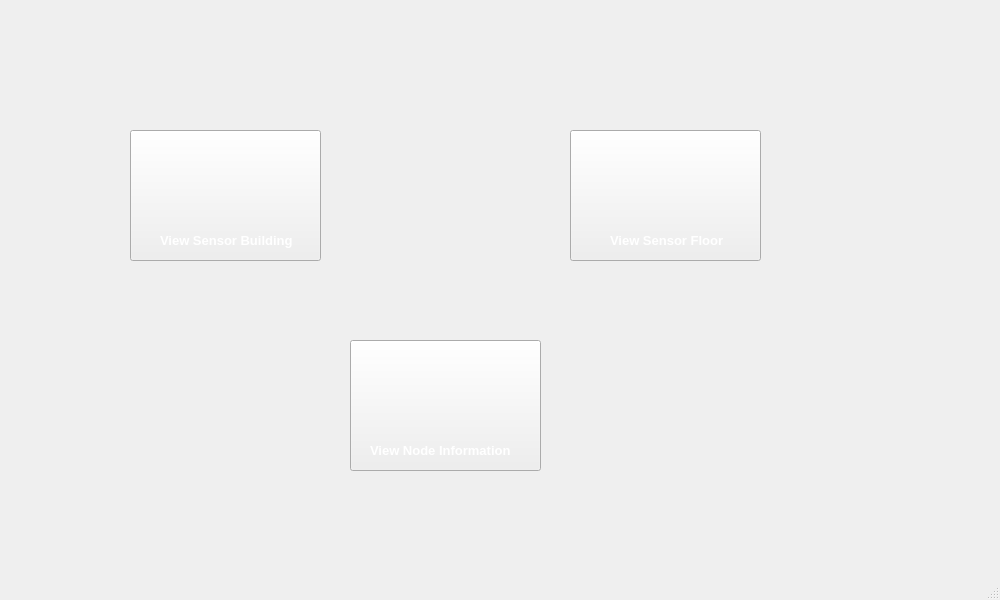
First picture: the form in PI-Edificio/viewdatabasewindow.ui, repository QuiannZo/Intelligent_Building, before the edit.
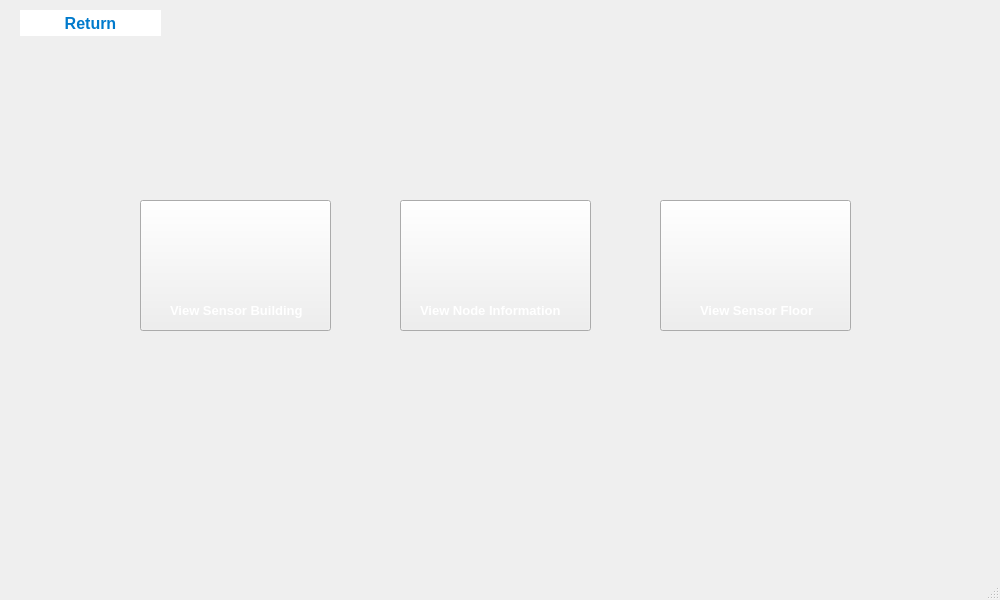
Second picture: the form after the edit.

The edit to the form file:
```diff
--- a/PI-Edificio/viewdatabasewindow.ui
+++ b/PI-Edificio/viewdatabasewindow.ui
@@ -17,8 +17,8 @@
    <widget class="QPushButton" name="pushButton8">
     <property name="geometry">
      <rect>
-      <x>130</x>
-      <y>130</y>
+      <x>140</x>
+      <y>200</y>
       <width>191</width>
       <height>131</height>
      </rect>
@@ -37,8 +37,8 @@
    <widget class="QLabel" name="label_13">
     <property name="geometry">
      <rect>
-      <x>160</x>
-      <y>230</y>
+      <x>170</x>
+      <y>300</y>
       <width>141</width>
       <height>20</height>
      </rect>
@@ -59,8 +59,8 @@
    <widget class="QPushButton" name="pushButton8_2">
     <property name="geometry">
      <rect>
-      <x>350</x>
-      <y>340</y>
+      <x>400</x>
+      <y>200</y>
       <width>191</width>
       <height>131</height>
      </rect>
@@ -79,8 +79,8 @@
    <widget class="QLabel" name="label_14">
     <property name="geometry">
      <rect>
-      <x>370</x>
-      <y>440</y>
+      <x>420</x>
+      <y>300</y>
       <width>151</width>
       <height>20</height>
      </rect>
@@ -101,8 +101,8 @@
    <widget class="QPushButton" name="pushButton8_3">
     <property name="geometry">
      <rect>
-      <x>570</x>
-      <y>130</y>
+      <x>660</x>
+      <y>200</y>
       <width>191</width>
       <height>131</height>
      </rect>
@@ -121,8 +121,8 @@
    <widget class="QLabel" name="label_15">
     <property name="geometry">
      <rect>
-      <x>610</x>
-      <y>230</y>
+      <x>700</x>
+      <y>300</y>
       <width>121</width>
       <height>20</height>
      </rect>
@@ -140,6 +140,41 @@
      <string>View Sensor Floor</string>
     </property>
    </widget>
+   <widget class="QPushButton" name="pushButton1_2">
+    <property name="geometry">
+     <rect>
+      <x>20</x>
+      <y>10</y>
+      <width>141</width>
+      <height>26</height>
+     </rect>
+    </property>
+    <property name="font">
+     <font>
+      <pointsize>-1</pointsize>
+      <bold>true</bold>
+     </font>
+    </property>
+    <property name="styleSheet">
+     <string notr="true">    QPushButton {
+        background-color: white;
+        color: #007ACC; /* Text color */
+        border-radius: 25px; /* Rounded corners */
+        font-weight: bold;
+        font-size: 16px;
+    }
+    QPushButton:hover {
+        background-color: #E0E0E0; /* Hover effect */
+        box-shadow: 0px 4px 8px rgba(0, 0, 0, 0.2);
+    }
+    QPushButton:pressed {
+        background-color: #B0B0B0; /* Click effect */
+    }</string>
+    </property>
+    <property name="text">
+     <string>Return</string>
+    </property>
+   </widget>
   </widget>
   <widget class="QMenuBar" name="menubar">
    <property name="geometry">
```
Left out of the diff: 2 changed lines with no effect on the pictures.
